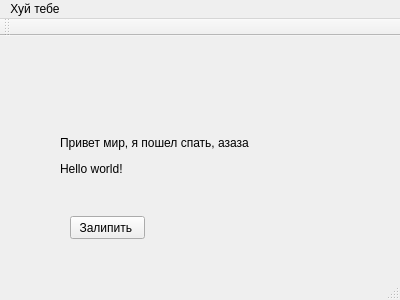
SEScreen/Client, file mainwindow.ui: the form before one commit.
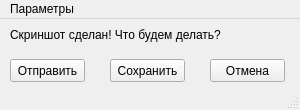
The form after the commit.

Diff of the .ui file:
```diff
--- a/mainwindow.ui
+++ b/mainwindow.ui
@@ -2,42 +2,107 @@
 <ui version="4.0">
  <class>MainWindow</class>
  <widget class="QMainWindow" name="MainWindow">
+  <property name="enabled">
+   <bool>true</bool>
+  </property>
   <property name="geometry">
    <rect>
     <x>0</x>
     <y>0</y>
-    <width>400</width>
-    <height>300</height>
+    <width>300</width>
+    <height>110</height>
    </rect>
   </property>
+  <property name="sizePolicy">
+   <sizepolicy hsizetype="Fixed" vsizetype="Fixed">
+    <horstretch>0</horstretch>
+    <verstretch>0</verstretch>
+   </sizepolicy>
+  </property>
+  <property name="minimumSize">
+   <size>
+    <width>300</width>
+    <height>110</height>
+   </size>
+  </property>
+  <property name="maximumSize">
+   <size>
+    <width>300</width>
+    <height>110</height>
+   </size>
+  </property>
+  <property name="mouseTracking">
+   <bool>false</bool>
+  </property>
+  <property name="acceptDrops">
+   <bool>false</bool>
+  </property>
   <property name="windowTitle">
-   <string>MainWindow</string>
+   <string>SEScreen</string>
+  </property>
+  <property name="autoFillBackground">
+   <bool>false</bool>
+  </property>
+  <property name="animated">
+   <bool>true</bool>
+  </property>
+  <property name="documentMode">
+   <bool>false</bool>
+  </property>
+  <property name="dockNestingEnabled">
+   <bool>false</bool>
   </property>
   <widget class="QWidget" name="centralWidget">
+   <widget class="QPushButton" name="send">
+    <property name="geometry">
+     <rect>
+      <x>10</x>
+      <y>40</y>
+      <width>75</width>
+      <height>23</height>
+     </rect>
+    </property>
+    <property name="text">
+     <string>Отправить</string>
+    </property>
+   </widget>
+   <widget class="QPushButton" name="save">
+    <property name="geometry">
+     <rect>
+      <x>110</x>
+      <y>40</y>
+      <width>75</width>
+      <height>23</height>
+     </rect>
+    </property>
+    <property name="text">
+     <string>Сохранить</string>
+    </property>
+   </widget>
+   <widget class="QPushButton" name="cancel">
+    <property name="geometry">
+     <rect>
+      <x>210</x>
+      <y>40</y>
+      <width>75</width>
+      <height>23</height>
+     </rect>
+    </property>
+    <property name="text">
+     <string>Отмена</string>
+    </property>
+   </widget>
    <widget class="QLabel" name="label">
     <property name="geometry">
      <rect>
-      <x>60</x>
-      <y>90</y>
-      <width>261</width>
-      <height>61</height>
+      <x>10</x>
+      <y>0</y>
+      <width>271</width>
+      <height>31</height>
      </rect>
     </property>
     <property name="text">
-     <string>&lt;html&gt;&lt;head/&gt;&lt;body&gt;&lt;p&gt;Привет мир, я пошел спать, азаза&lt;/p&gt;&lt;p&gt;Hello world!&lt;/p&gt;&lt;/body&gt;&lt;/html&gt;</string>
-    </property>
-   </widget>
-   <widget class="QPushButton" name="pushButton">
-    <property name="geometry">
-     <rect>
-      <x>70</x>
-      <y>180</y>
-      <width>75</width>
-      <height>23</height>
-     </rect>
-    </property>
-    <property name="text">
-     <string>Залипить </string>
+     <string>Скриншот сделан! Что будем делать?</string>
     </property>
    </widget>
   </widget>
@@ -46,13 +111,13 @@
     <rect>
      <x>0</x>
      <y>0</y>
-     <width>400</width>
+     <width>300</width>
      <height>21</height>
     </rect>
    </property>
    <widget class="QMenu" name="menu">
     <property name="title">
-     <string>Хуй тебе</string>
+     <string>Параметры</string>
     </property>
     <addaction name="action"/>
     <addaction name="action_2"/>
@@ -62,14 +127,6 @@
    </widget>
    <addaction name="menu"/>
   </widget>
-  <widget class="QToolBar" name="mainToolBar">
-   <attribute name="toolBarArea">
-    <enum>TopToolBarArea</enum>
-   </attribute>
-   <attribute name="toolBarBreak">
-    <bool>false</bool>
-   </attribute>
-  </widget>
   <widget class="QStatusBar" name="statusBar"/>
   <action name="action">
    <property name="text">
```
Left out of the diff: 30 changed lines with no effect on the pictures.
